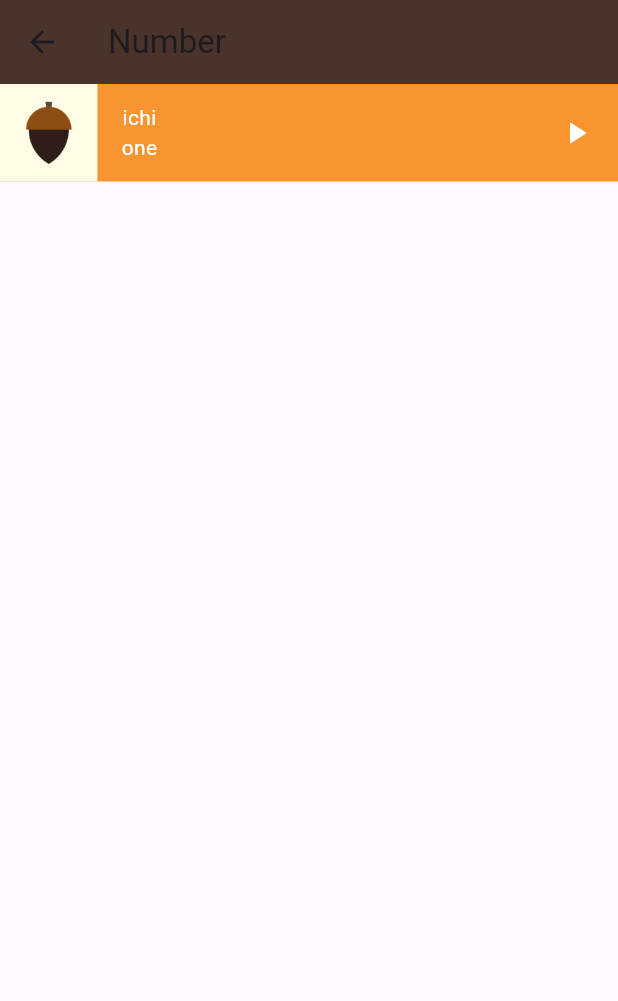
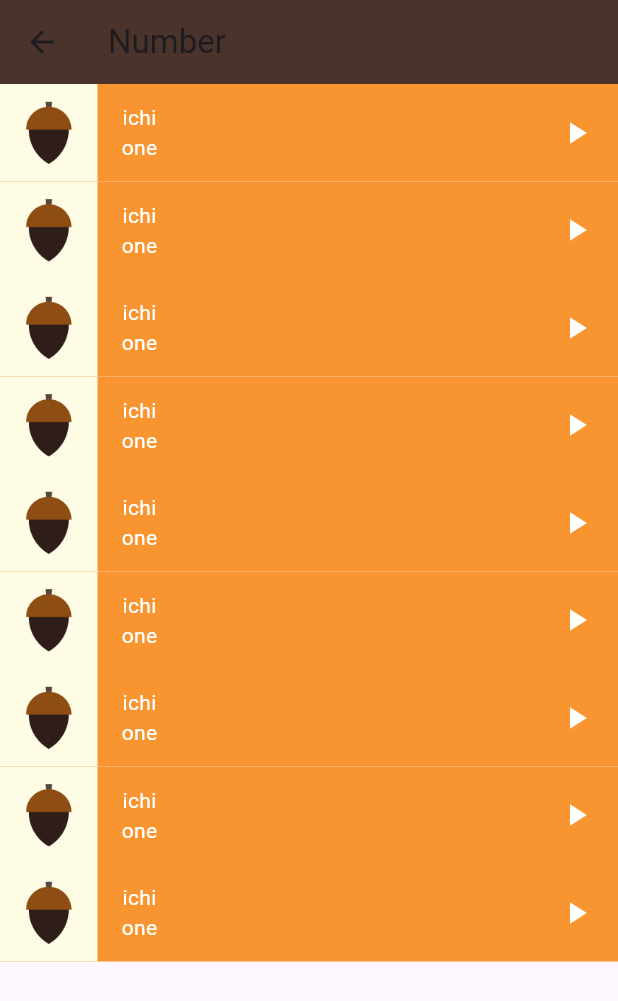
Before and after one commit to MohamedHamedAbdulhakam/Toku-, a Flutter app: the NumbersPage screen opened directly, on a phone screen of 412 x 824 dp. Shown: the top 1001 px of the screen. Run offline on Flutter 3.47's test engine with Material 3 defaults, Android fonts, the phone set to English and light mode, and no system bars.

Commit message:
Item.dart

```diff
--- /dev/null
+++ b/lib/components/item.dart
@@ -0,0 +1,44 @@
+import 'package:flutter/material.dart';
+import 'package:toku/models/number.dart';
+
+class Item extends StatelessWidget {
+  const Item({Key? key,required this.number}) : super(key: key);
+   final Number number;
+  @override
+  Widget build(BuildContext context) {
+    return Container(
+      color: Color(0xfff99531),
+      height: 65,
+      child: Row(
+        children: [
+          Container(color: Color(0xfffffce6), child: Image.asset(number.image)),
+          Padding(
+            padding: EdgeInsets.only(left: 16),
+            child: Column(
+              mainAxisAlignment: MainAxisAlignment.center,
+              children: [
+                Text(
+                  number.jpName,
+                  style: TextStyle(color: Colors.white),
+                ),
+                Text(
+                 number.enName,
+                  style: TextStyle(color: Colors.white),
+                ),
+              ],
+            ),
+          ),
+          Spacer(
+            flex: 1,
+          ),
+          Padding(
+              padding: EdgeInsets.only(right: 16),
+              child: Icon(
+                Icons.play_arrow,
+                color: Colors.white,
+              ))
+        ],
+      ),
+    );
+  }
+}
--- /dev/null
+++ b/lib/models/number.dart
@@ -0,0 +1,7 @@
+class Number {
+  final String image;
+  final String jpName;
+  final String enName;
+  const Number(
+      {required this.image, required this.jpName, required this.enName});
+}
--- a/lib/screens/number_page.dart
+++ b/lib/screens/number_page.dart
@@ -1,6 +1,8 @@
 import 'package:flutter/cupertino.dart';
 import 'package:flutter/material.dart';
 import 'package:flutter/widgets.dart';
+import 'package:toku/components/item.dart';
+import 'package:toku/models/number.dart';
 
 class NumbersPage extends StatelessWidget {
   const NumbersPage({Key? key}) : super(key: key);
@@ -16,50 +18,20 @@ class NumbersPage extends StatelessWidget {
         backgroundColor: Color(0xff49332a),
         title: Text("Number"),
       ),
-      body: Container(
-        color: Color(0xfff99531),
-        height: 65,
-        child: Row(
-          children: [
-            Container(
-                color: Color(0xfffffce6),
-                child: Image.asset(one.image)),
-            Padding(
-              padding: EdgeInsets.only(left: 16),
-              child: Column(
-                mainAxisAlignment: MainAxisAlignment.center,
-                children: [
-                  Text(
-                    one.jpName,
-                    style: TextStyle(color: Colors.white),
-                  ),
-                  Text(
-                    one.enName,
-                    style: TextStyle(color: Colors.white),
-                  ),
-                ],
-              ),
-            ),
-            Spacer(
-              flex: 1,
-            ),
-            Padding(
-                padding: EdgeInsets.only(right: 16),
-                child: Icon(
-                  Icons.play_arrow,
-                  color: Colors.white,
-                ))
-          ],
-        ),
-      ),
+      body: Column(
+        children: [
+
+          Item(number: one),
+          Item(number: one),
+          Item(number: one),
+          Item(number: one),
+          Item(number: one),
+          Item(number: one),
+          Item(number: one),
+          Item(number: one),
+          Item(number: one),
+        ],
+      )
     );
   }
 }
-
-class Number {
-  final String image;
-  final String jpName;
-  final String enName;
-  const Number(
-      {required this.image, required this.jpName, required this.enName});
-}
```
